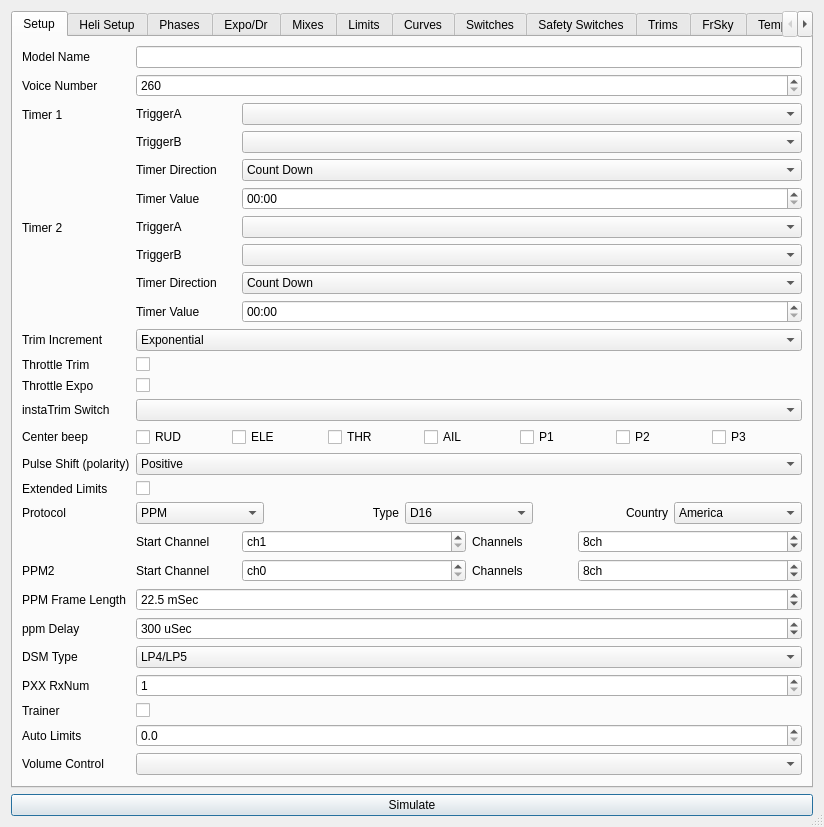
The window that src/eepskye/src/modeledit.ui (xhorizont/eepe) describes before a commit, drawn with Qt 5.
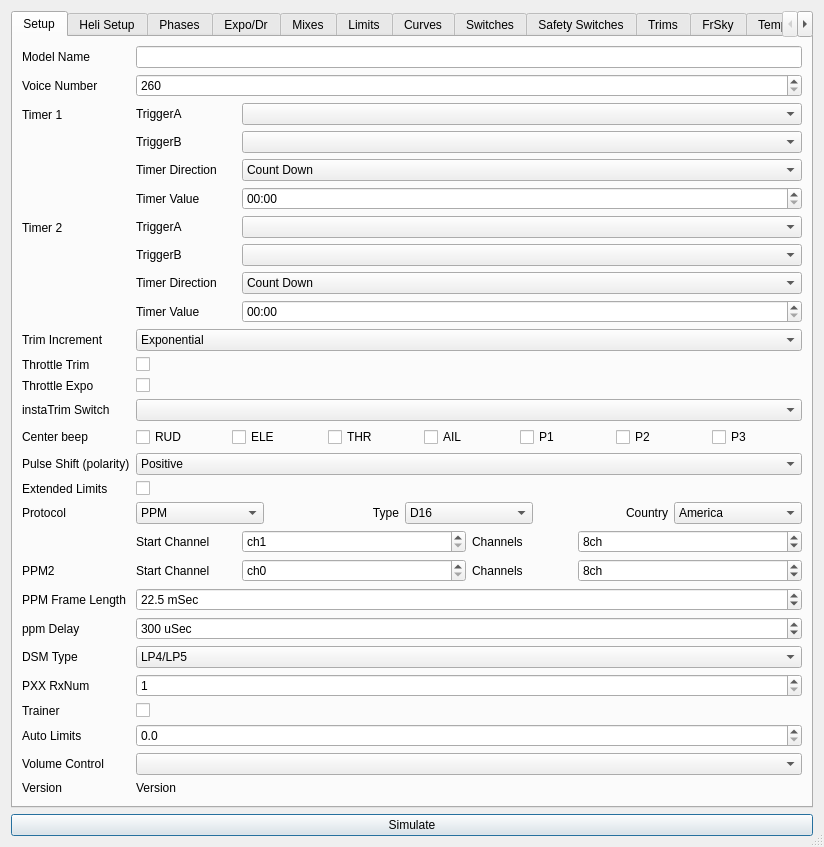
The same window after the commit. The open tabs and pages were chosen to show the change. Icons and pictures are not drawn.

```diff
--- a/src/eepskye/src/modeledit.ui
+++ b/src/eepskye/src/modeledit.ui
@@ -817,6 +817,20 @@
          </property>
         </widget>
        </item>
+       <item row="29" column="0">
+        <widget class="QLabel" name="label_191">
+         <property name="text">
+          <string>Version</string>
+         </property>
+        </widget>
+       </item>
+       <item row="29" column="1">
+        <widget class="QLabel" name="label_version">
+         <property name="text">
+          <string>Version</string>
+         </property>
+        </widget>
+       </item>
       </layout>
      </widget>
      <widget class="QWidget" name="tabHeli">
```
Left out of the diff: 2 changed lines with no effect on the pictures.
